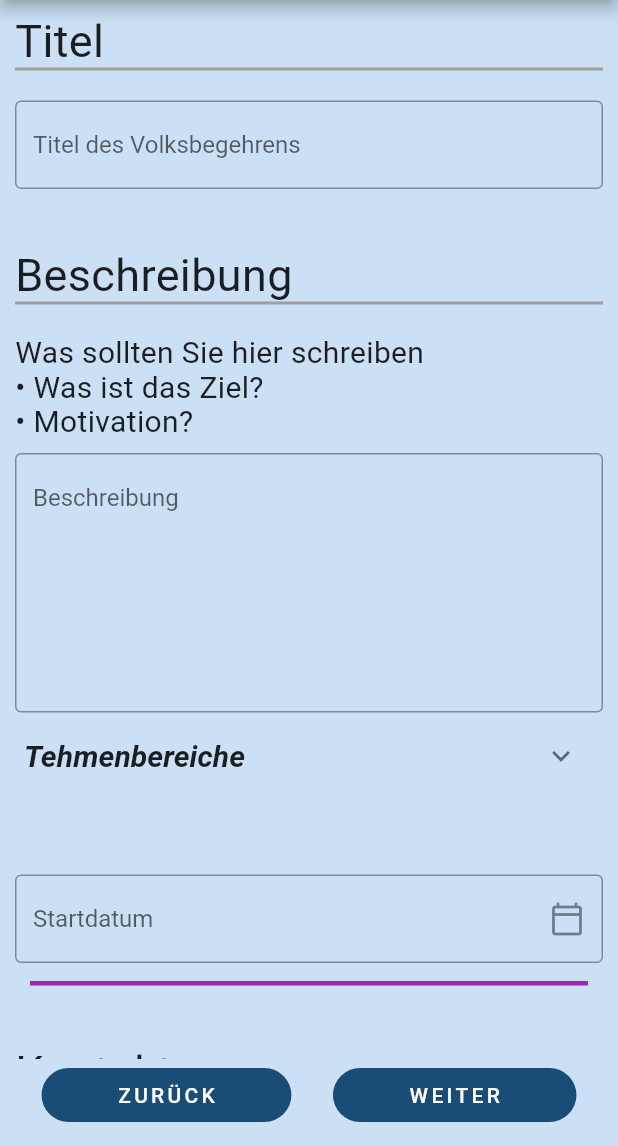
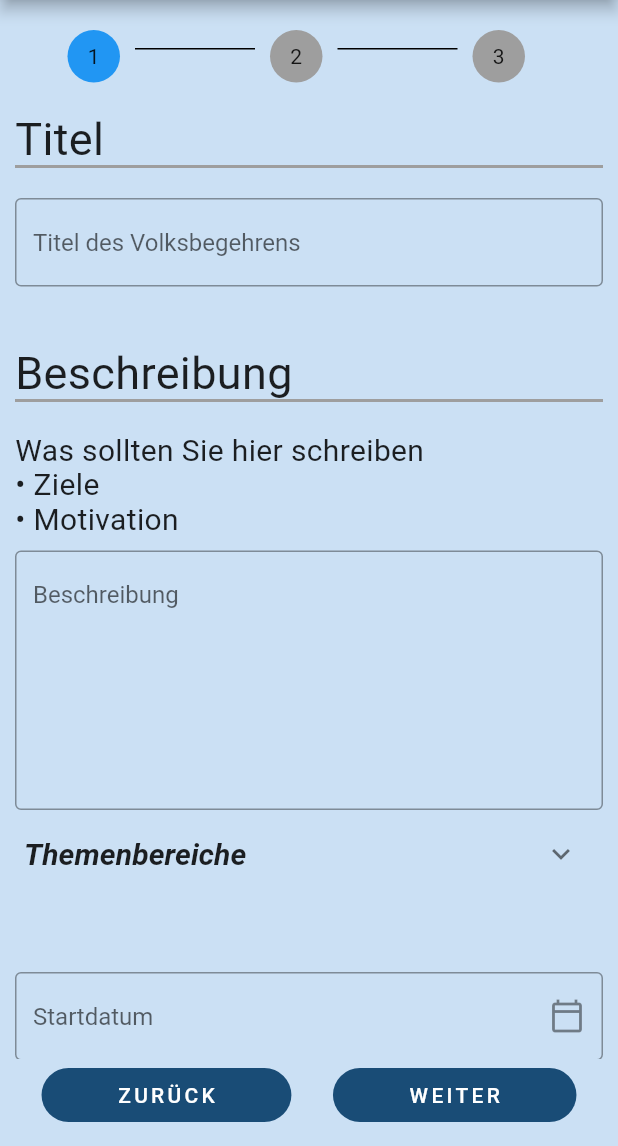
Before and after one commit to thob97/App-for-Strengthening-Direct-Democratic-Processes, a Flutter app: the NewProcedure1 screen opened directly, on a phone screen of 412 x 824 dp, the part 90-1236 px from its top. Run offline on Flutter 3.47's test engine with Material 2 defaults, Android fonts, the phone set to English and light mode, and no system bars; our stand-ins replace charts_flutter, community_material_icon, file_picker, flutter_slidable, google_nav_bar, open_file and 2 more; missing offline and left inert: flutter_pdfview.

Commit message:
Created progress bar
Created progress bar

```diff
--- a/lib/pages/create_new_procedure/new_procedure1.dart
+++ b/lib/pages/create_new_procedure/new_procedure1.dart
@@ -3,7 +3,6 @@ import 'package:intl/intl.dart';
 import 'package:swp_direktdem_verf_app/pages/create_new_procedure/new_procedure3.dart';
 import 'package:swp_direktdem_verf_app/pages/settings_subpages/my_procedures.dart';
 import 'package:swp_direktdem_verf_app/widgets/custom_appbar.dart';
-import 'package:swp_direktdem_verf_app/widgets/new_procedure/example/custom_vertical_stepper.dart';
 
 TextEditingController textEditingControllerBeschreibung =
 TextEditingController();
@@ -13,7 +12,7 @@ TextEditingController textEditingControllerTitelStartdatum =
 TextEditingController();
 TextEditingController textEditingControllerKontakt = TextEditingController();
 TextEditingController textEditingControllerWebsite = TextEditingController();
-String selected = 'Tehmenbereiche';
+String selected = 'Themenbereiche';
 
 
 class NewProcedure1 extends StatefulWidget {
@@ -115,8 +114,65 @@ class _NewProcedureState1 extends State<NewProcedure1> {
         physics: const ScrollPhysics(),
         child: Column(
           children: <Widget>[
+            Padding(padding: const EdgeInsets.only(top: 10),
+              child: Row( children: [
+                Padding(
+                  padding:
+                  const EdgeInsets.only(left: 45, right: 10, top: 10),
+                  child: Container(
+                    width: 35.0,
+                    height: 35.0,
+                    alignment: Alignment.center,
+                    decoration: const BoxDecoration(
+                      color: Colors.blue,
+                      shape: BoxShape.circle,
+                    ),
+                    child: const Text('1'),
+                  ),
+                ),
+                Container(
+                  height:1.0,
+                  width:80.0,
+                  color:Colors.black,
+                ),
+                Padding(
+                  padding:
+                  const EdgeInsets.only(left: 10, right: 10, top: 10),
+                  child: Container(
+                    width: 35.0,
+                    height: 35.0,
+                    alignment: Alignment.center,
+                    decoration: const BoxDecoration(
+                      color: Colors.grey,
+                      shape: BoxShape.circle,
+                    ),
+                    child: const Text('2'),
+                  ),
+                ),
+                Container(
+                  height:1.0,
+                  width:80.0,
+                  color:Colors.black,
+                ),
+                Padding(
+                  padding:
+                  const EdgeInsets.only(left: 10, right: 10, top: 10),
+                  child: Container(
+                    width: 35.0,
+                    height: 35.0,
+                    alignment: Alignment.center,
+                    decoration: const BoxDecoration(
+                      color: Colors.grey,
+                      shape: BoxShape.circle,
+                    ),
+                    child: const Text('3'),
+                  ),
+                ),
+              ],
+              ),),
+
             Padding(
-              padding: const EdgeInsets.only(left: 10, right: 10),
+              padding: const EdgeInsets.only(left: 10, right: 10, top: 10),
               child: Container(
                 padding: const EdgeInsets.only(right: 10, top: 10),
                 alignment: Alignment.topLeft,
@@ -168,7 +224,7 @@ class _NewProcedureState1 extends State<NewProcedure1> {
               padding: const EdgeInsets.only(left: 10, right: 10, top: 20),
               alignment: Alignment.topLeft,
               child: const Text(
-                'Was sollten Sie hier schreiben\n• Was ist das Ziel?\n• Motivation? ',
+                'Was sollten Sie hier schreiben\n• Ziele\n• Motivation ',
                 textAlign: TextAlign.left,
                 style: TextStyle(fontSize: 20),
               ),
@@ -192,7 +248,7 @@ class _NewProcedureState1 extends State<NewProcedure1> {
             ListView.builder(
               shrinkWrap: true,
               physics: const NeverScrollableScrollPhysics(),
-              itemCount: tehmenbereiche.length,
+              itemCount: themenbereiche.length,
               padding: const EdgeInsets.only(right: 10, bottom: 30),
               itemBuilder: (context, i) {
                 return ExpansionTile(
@@ -206,7 +262,7 @@ class _NewProcedureState1 extends State<NewProcedure1> {
                   ),
                   children: <Widget>[
                     Column(
-                      children: _buildExpandableContent(tehmenbereiche[i], i),
+                      children: _buildExpandableContent(themenbereiche[i], i),
                     ),
                   ],
                 );
@@ -317,16 +373,16 @@ class _NewProcedureState1 extends State<NewProcedure1> {
       ),
     );
   }
-  List<Widget> _buildExpandableContent(Tehmenbereich tehmenbereich, index) {
-    return List.generate(tehmenbereich.contents.length, (index) {
+  List<Widget> _buildExpandableContent(Themenbereich themenbereich, index) {
+    return List.generate(themenbereich.contents.length, (index) {
       return ListTile(
         title: Text(
-          tehmenbereich.contents[index],
+          themenbereich.contents[index],
           style: const TextStyle(fontSize: 18.0),
         ),
         onTap: () {
           setState(() {
-            selected = tehmenbereich.contents.elementAt(index);
+            selected = themenbereich.contents.elementAt(index);
           });
         },
       );
@@ -336,52 +392,27 @@ class _NewProcedureState1 extends State<NewProcedure1> {
 }
 
 
-class Tehmenbereich {
-  Tehmenbereich(this.title, this.contents, this.icon);
+class Themenbereich {
+  Themenbereich(this.title, this.contents, this.icon);
 
   final String title;
   List<String> contents = [];
   final IconData icon;
 }
 
-List<Tehmenbereich> tehmenbereiche = [
-  Tehmenbereich(
-    'Tehmenbereiche',
+List<Themenbereich> themenbereiche = [
+  Themenbereich(
+    'Themenbereiche',
     [
-      '1. Tehmenbereich',
-      '2. Tehmenbereich',
-      '3. Tehmenbereich',
-      '4. Tehmenbereich',
-      '3. Tehmenbereich',
-      '4. Tehmenbereich',
-      '3. Tehmenbereich',
-      '4. Tehmenbereich'
+      '1. Themenbereich',
+      '2. Themenbereich',
+      '3. Themenbereich',
+      '4. Themenbereich',
+      '3. Themenbereich',
+      '4. Themenbereich',
+      '3. Themenbereich',
+      '4. Themenbereich'
     ],
     Icons.close,
   ),
 ];
-
-class Data {
-  Data(this.title, this.contents, this.icon);
-
-  final String title;
-  List<String> contents = [];
-  final IconData icon;
-}
-
-List<Data> datas = [
-  Data(
-    'Datein',
-    [
-      '1. Datei',
-      '2. Datei',
-      '3. Datei',
-      '4. Datei',
-      '3. Datei',
-      '4. Datei',
-      '3. Datei',
-      '4. Datei'
-    ],
-    Icons.close,
-  ),
-];
```
